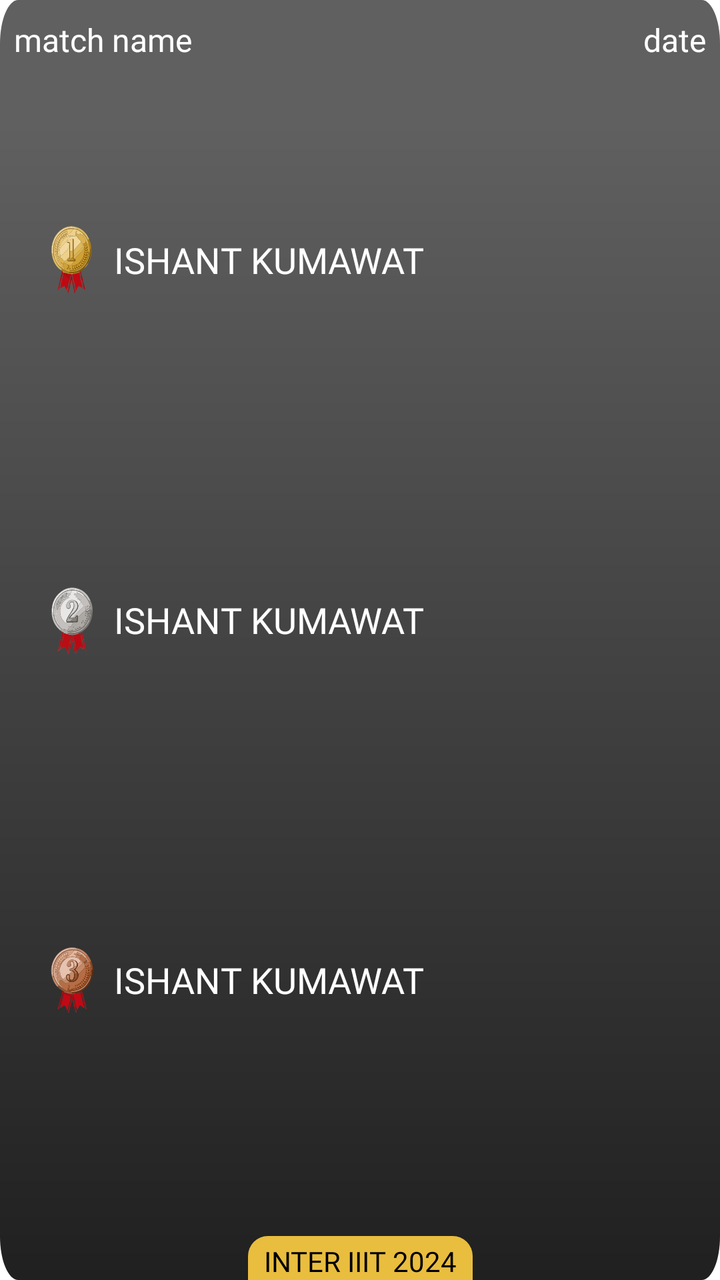
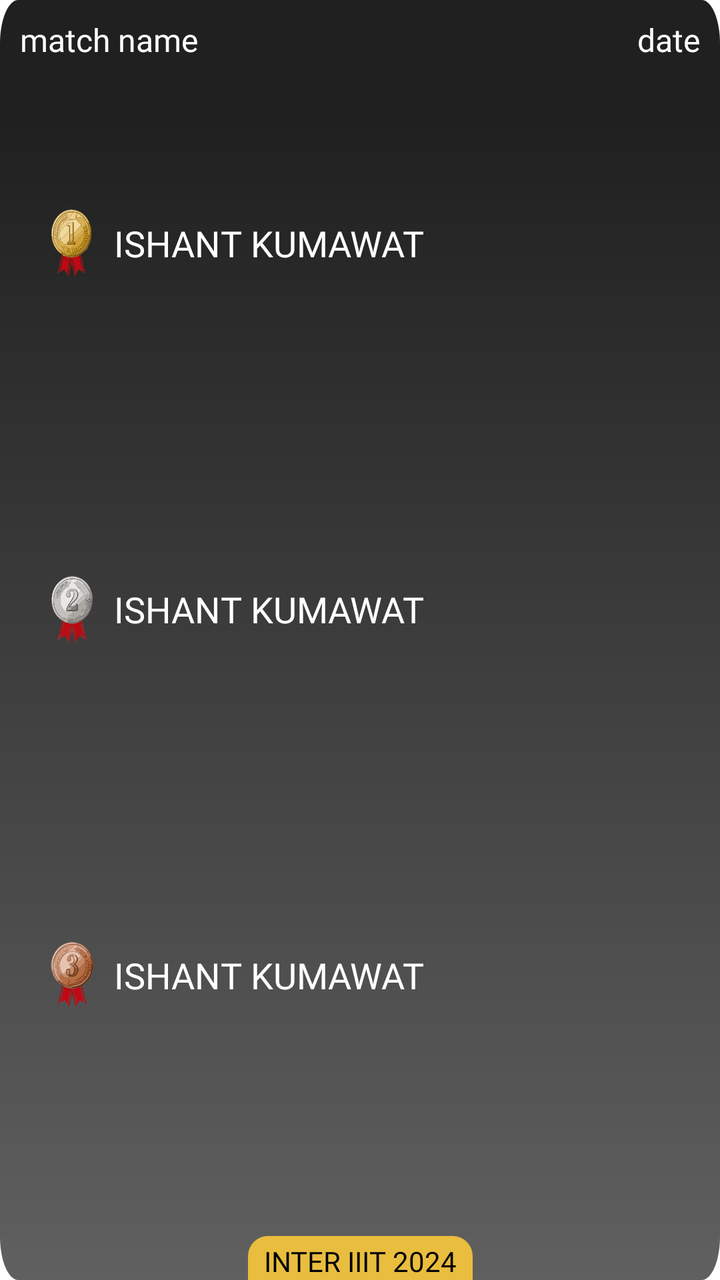

The first picture is an Android layout as it rendered before a commit; the second is the same layout after the commit. The layout source and the unified diff follow.
<!-- AndroidManifest.xml: application theme Theme.NavigationDrawer -->
<!-- res/layout/layout_atheletes.xml -->
<?xml version="1.0" encoding="utf-8"?>
<androidx.constraintlayout.widget.ConstraintLayout xmlns:android="http://schemas.android.com/apk/res/android"
    xmlns:app="http://schemas.android.com/apk/res-auto"
    android:layout_width="match_parent"
    android:layout_height="200dp"
    android:layout_marginHorizontal="10dp"
    android:layout_marginVertical="10dp"
    android:background="@drawable/fade3">

    <LinearLayout
        android:id="@+id/lay1"
        android:layout_width="match_parent"
        android:layout_height="40dp"
        android:orientation="horizontal"
        android:padding="5dp"
        android:weightSum="1"
        app:layout_constraintEnd_toEndOf="parent"
        app:layout_constraintStart_toStartOf="parent"
        app:layout_constraintTop_toTopOf="parent">

        <TextView
            android:id="@+id/matchName"
            android:layout_width="0dp"
            android:layout_height="40dp"
            android:layout_gravity="center_vertical"
            android:layout_weight="0.7"
            android:fontFamily="@font/poppins_semibold"
            android:gravity="center_vertical|start"
            android:hint="match name"
            android:paddingHorizontal="2dp"
            android:textAllCaps="true"
            android:textColor="#E9E9E9"
            android:textColorHint="@color/white"
            android:textSize="16sp" />

        <TextView
            android:id="@+id/date"
            android:layout_width="0dp"
            android:layout_height="40dp"
            android:layout_gravity="center_vertical"
            android:layout_weight="0.3"
            android:fontFamily="@font/poppins_semibold"
            android:gravity="center_vertical|end"
            android:hint="date"
            android:paddingHorizontal="2dp"
            android:textColor="#E9E9E9"
            android:textColorHint="@color/white"
            android:textSize="16sp" />
    </LinearLayout>

    
    
    
    
    
    

    
    
    
    
    
    
    
    
    
    
    
    

    <LinearLayout
        android:layout_width="match_parent"
        android:layout_height="0dp"
        android:layout_marginHorizontal="20dp"
        android:orientation="vertical"
        android:weightSum="3"
        app:layout_constraintBottom_toBottomOf="parent"
        app:layout_constraintEnd_toEndOf="parent"
        app:layout_constraintStart_toStartOf="parent"
        app:layout_constraintTop_toBottomOf="@id/lay1">

        <LinearLayout
            android:layout_width="match_parent"
            android:layout_height="0dp"
            android:layout_weight="0.9"
            android:orientation="horizontal"
            android:weightSum="1">

            <ImageView
                android:layout_width="0dp"
                android:layout_height="wrap_content"
                android:layout_gravity="center_vertical"
                android:layout_weight="0.1"
                android:src="@drawable/med1" />

            <TextView
                android:id="@+id/play1"
                android:layout_width="0dp"
                android:layout_height="match_parent"
                android:layout_weight="0.9"
                android:autoSizeMaxTextSize="20sp"
                android:drawablePadding="5dp"
                android:fontFamily="@font/poppins_medium"
                android:gravity="center_vertical"
                android:padding="5dp"
                android:text="ishant kumawat"
                android:textAllCaps="true"
                android:textColor="@color/white"
                android:textSize="18sp" />
        </LinearLayout>

        <LinearLayout
            android:layout_width="match_parent"
            android:layout_height="0dp"
            android:layout_weight="0.9"
            android:orientation="horizontal"
            android:weightSum="1">

            <ImageView
                android:layout_width="0dp"
                android:layout_height="wrap_content"
                android:layout_gravity="center_vertical"
                android:layout_weight="0.1"
                android:src="@drawable/med2" />

            <TextView
                android:id="@+id/play2"
                android:layout_width="0dp"
                android:layout_height="match_parent"
                android:layout_weight="0.9"
                android:autoSizeMaxTextSize="20sp"
                android:drawablePadding="5dp"
                android:fontFamily="@font/poppins_medium"
                android:gravity="center_vertical"
                android:padding="5dp"
                android:text="ishant kumawat"
                android:textAllCaps="true"
                android:textColor="@color/white"
                android:textSize="18sp" />
        </LinearLayout>

        <LinearLayout
            android:layout_width="match_parent"
            android:layout_height="0dp"
            android:layout_weight="0.9"
            android:orientation="horizontal"
            android:weightSum="1">

            <ImageView
                android:layout_width="0dp"
                android:layout_height="wrap_content"
                android:layout_gravity="center_vertical"
                android:layout_weight="0.1"
                android:src="@drawable/med3" />

            <TextView
                android:id="@+id/play3"
                android:layout_width="0dp"
                android:layout_height="match_parent"
                android:layout_weight="0.9"
                android:autoSizeMaxTextSize="20sp"
                android:drawablePadding="5dp"
                android:fontFamily="@font/poppins_medium"
                android:gravity="center_vertical"
                android:padding="5dp"
                android:text="ishant kumawat"
                android:textAllCaps="true"
                android:textColor="@color/white"
                android:textSize="18sp" />
        </LinearLayout>
    </LinearLayout>

    <TextView
        android:layout_width="wrap_content"
        android:layout_height="wrap_content"
        android:background="@drawable/backlesss"
        android:fontFamily="@font/poppins_medium"
        android:gravity="center|bottom"
        android:paddingHorizontal="8dp"
        android:paddingTop="3dp"
        android:text="inter iiit 2024"
        android:textAllCaps="true"
        android:textColor="@color/black"
        app:layout_constraintBottom_toBottomOf="parent"
        app:layout_constraintEnd_toEndOf="parent"
        app:layout_constraintStart_toStartOf="parent" />
</androidx.constraintlayout.widget.ConstraintLayout>
<!-- resources referenced by this layout -->
<resources>
  <color name="black">#FF000000</color>
  <color name="white">#FFFFFFFF</color>
  <!-- drawable backlesss (drawable) -->
  <?xml version="1.0" encoding="utf-8"?>
  <shape xmlns:android="http://schemas.android.com/apk/res/android">
      <solid android:color="#E9BD3E" /> 
  
      <corners
          android:topLeftRadius="10dp"
          android:topRightRadius="10dp" />
  </shape>
  <!-- drawable fade3 (drawable) -->
  <vector xmlns:android="http://schemas.android.com/apk/res/android"
      xmlns:aapt="http://schemas.android.com/aapt"
      android:width="400dp"
      android:height="293dp"
      android:viewportWidth="393"
      android:viewportHeight="293">
  
      <path android:pathData="M10,0h373c5.523,0 10,4.477 10,10v273c0,5.523 -4.477,10 -10,10h-373c-5.523,0 -10,-4.477 -10,-10v-273c0,-5.523 4.477,-10 10,-10Z">
          <aapt:attr name="android:fillColor">
              <gradient
                  android:endX="197"
                  android:endY="27.9"
                  android:startX="197"
                  android:startY="293"
                  android:type="linear">
                  <item
                      android:color="#202020"
                      android:offset="0" />
                  <item
                      android:color="#606060"
                      android:offset="1" />
              </gradient>
          </aapt:attr>
      </path>
  </vector>
  <!-- drawable med1: vector/xml drawable (drawable, 61481 chars, omitted) -->
  <!-- drawable med2: vector/xml drawable (drawable, 97928 chars, omitted) -->
  <!-- drawable med3: vector/xml drawable (drawable, 67109 chars, omitted) -->
  <style name="Theme.NavigationDrawer" parent="Theme.MaterialComponents.DayNight.NoActionBar">
          
          <item name="colorPrimary">#FFECA1</item>
          
      </style>
</resources>

<!-- the commit's change to res/layout/layout_atheletes.xml (unified diff, before → after) -->
@@ -2,7 +2,7 @@
 <androidx.constraintlayout.widget.ConstraintLayout xmlns:android="http://schemas.android.com/apk/res/android"
     xmlns:app="http://schemas.android.com/apk/res-auto"
     android:layout_width="match_parent"
-    android:layout_height="200dp"
+    android:layout_height="180dp"
     android:layout_marginHorizontal="10dp"
     android:layout_marginVertical="10dp"
     android:background="@drawable/fade3">
@@ -27,7 +27,7 @@
             android:fontFamily="@font/poppins_semibold"
             android:gravity="center_vertical|start"
             android:hint="match name"
-            android:paddingHorizontal="2dp"
+            android:paddingHorizontal="5dp"
             android:textAllCaps="true"
             android:textColor="#E9E9E9"
             android:textColorHint="@color/white"
@@ -42,7 +42,7 @@
             android:fontFamily="@font/poppins_semibold"
             android:gravity="center_vertical|end"
             android:hint="date"
-            android:paddingHorizontal="2dp"
+            android:paddingHorizontal="5dp"
             android:textColor="#E9E9E9"
             android:textColorHint="@color/white"
             android:textSize="16sp" />
@@ -74,6 +74,7 @@
         android:layout_marginHorizontal="20dp"
         android:orientation="vertical"
         android:weightSum="3"
+        android:layout_marginTop="-10dp"
         app:layout_constraintBottom_toBottomOf="parent"
         app:layout_constraintEnd_toEndOf="parent"
         app:layout_constraintStart_toStartOf="parent"
<!-- resource entries referenced after the edit -->
@@ -28,10 +28,10 @@
                   android:startY="293"
                   android:type="linear">
                   <item
-                      android:color="#202020"
+                      android:color="#606060"
                       android:offset="0" />
                   <item
-                      android:color="#606060"
+                      android:color="#202020"
                       android:offset="1" />
               </gradient>
           </aapt:attr>
